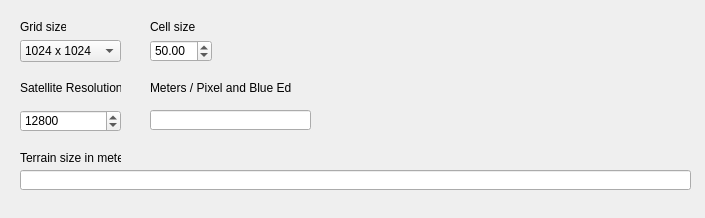
SnakeManPMC/arma-2-XYZ_Creator, file widget.ui: the form before one commit.
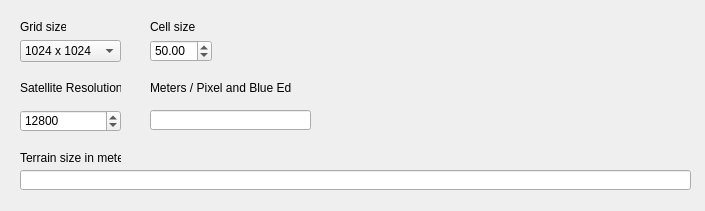
The form after the commit.

Commit message: Window title added. version number v1.0.1

```diff
--- a/widget.ui
+++ b/widget.ui
@@ -7,7 +7,7 @@
     <x>0</x>
     <y>0</y>
     <width>705</width>
-    <height>218</height>
+    <height>211</height>
    </rect>
   </property>
   <property name="windowTitle">
```
Left out of the diff: 10 changed lines with no effect on the pictures. The commit also changes 1 other file.
